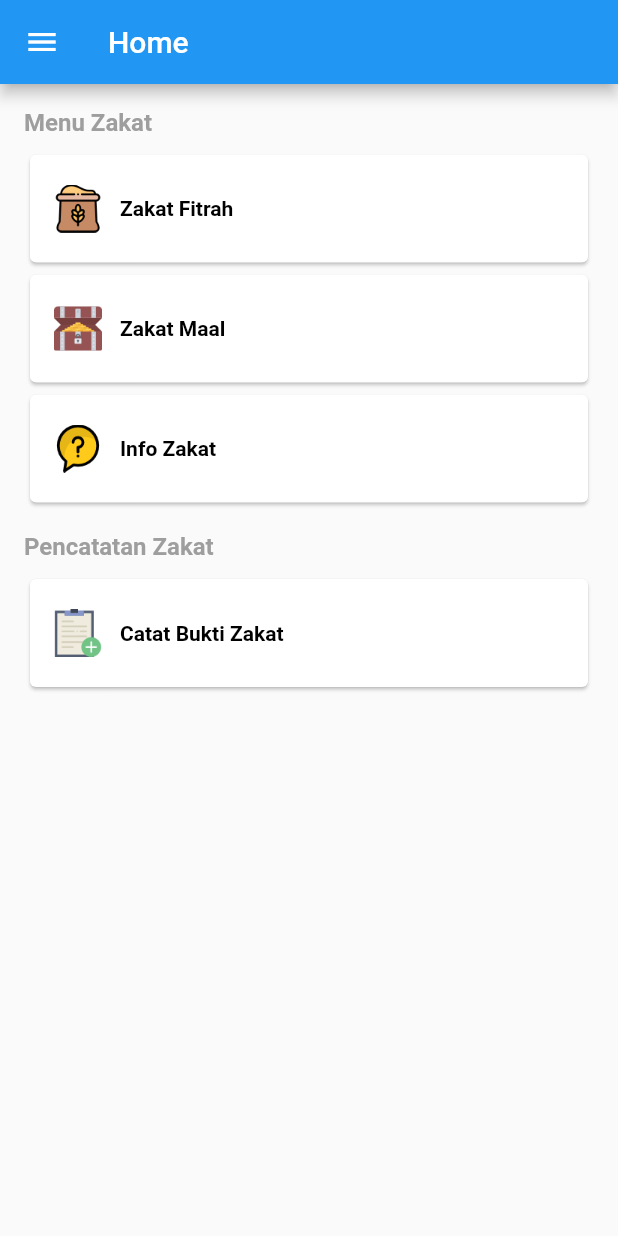
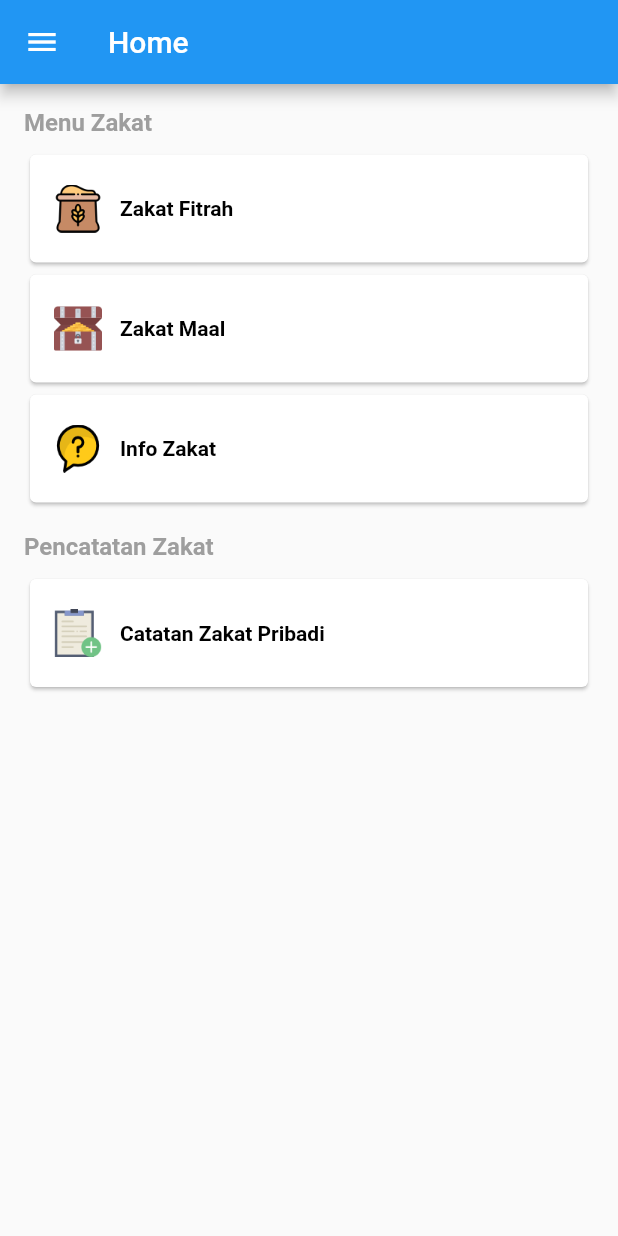
Before and after one commit to feriyalsusanto/zakatax, a Flutter app: the screen it shows after launch, on a phone screen of 412 x 824 dp. Run offline on Flutter 3.47's test engine with Material 2 defaults, Android fonts, the phone set to English and light mode, and no system bars; our stand-ins replace date_format, datetime_picker_formfield, flutter_local_notifications, image_picker, photo_view, shared_preferences and 1 more; accounts and stored records are empty.

Commit message:
update title menu

```diff
--- a/lib/home/menu/catatzakat/catatzakat.page.dart
+++ b/lib/home/menu/catatzakat/catatzakat.page.dart
@@ -39,7 +39,7 @@ class _CatatZakatPageState extends State<CatatZakatPage> {
     return Scaffold(
       key: _scaffoldState,
       appBar: AppBar(
-        title: Text('Catat Bukti Zakat'),
+        title: Text('Catatan Zakat Pribadi'),
         actions: <Widget>[
           InkWell(
             child: Container(
--- a/lib/home/menu/menu.page.dart
+++ b/lib/home/menu/menu.page.dart
@@ -213,7 +213,7 @@ class _MenuPageState extends State<MenuPage> {
                             ),
                           ),
                           Text(
-                            'Catat Bukti Zakat',
+                            'Catatan Zakat Pribadi',
                             style: TextStyle(
                                 color: Colors.black,
                                 fontWeight: FontWeight.w600),
```
